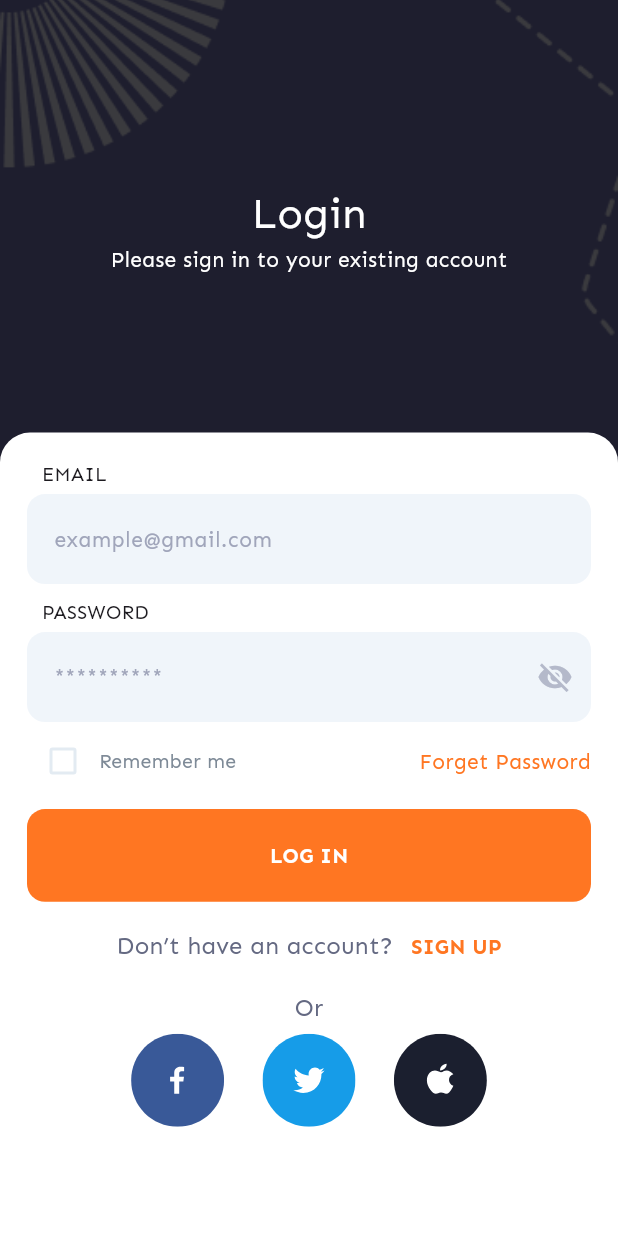
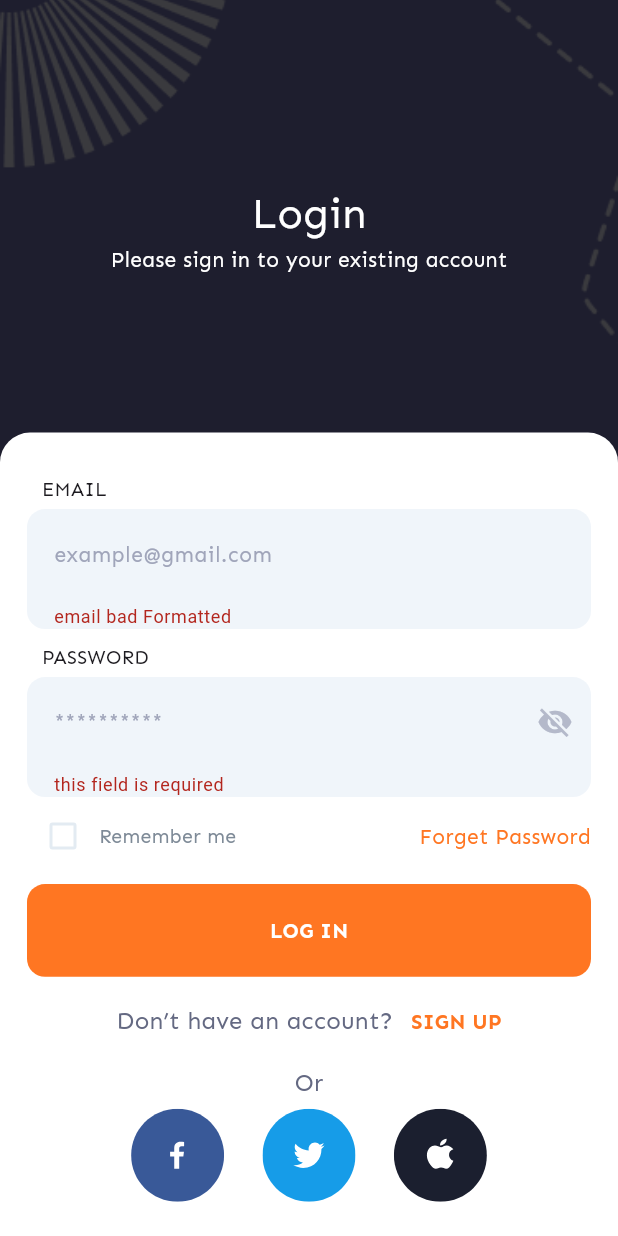
Before and after one commit to Abdelrahmanyehia9/shopizel, a Flutter app: the screen it shows after launch, after a tap on "LOG IN", on a phone screen of 412 x 824 dp. Run offline on Flutter 3.47's test engine with Material 3 defaults, Android fonts, the phone set to English and light mode, and no system bars; our stand-ins replace firebase_auth, firebase_core, flutter_bloc, flutter_svg, go_router, google_fonts and 1 more; missing offline and left inert: animated_snack_bar; accounts and stored records are empty.

Commit message:
Authentication logic

```diff
--- /dev/null
+++ b/lib/Features/Auth/controller/authentication_cubit.dart
@@ -0,0 +1,95 @@
+import 'package:firebase_auth/firebase_auth.dart';
+import 'package:flutter_bloc/flutter_bloc.dart';
+import 'package:shoppizel/Features/Auth/controller/authentication_state.dart';
+
+class LoginCubit extends Cubit<SignUpState>{
+  LoginCubit():super(SignUpInitial());
+
+  FirebaseAuth auth = FirebaseAuth.instance ;
+/// Signup using email  and password
+  Future<void> loginByEmailAndPassword(String email  , String password)async{
+    late String error  ;
+    emit(LoginLoading()) ;
+    try {
+      final credential = await FirebaseAuth.instance.signInWithEmailAndPassword(
+          email: email,
+          password: password
+      );
+      emit(LoginSuccess(credential: credential)) ;
+    } on FirebaseAuthException catch (e)
+    {
+
+      if (e.code == 'user-disabled') {
+        error = "Account has been blocked try another account" ;
+      }
+
+      else if (e.code == "invalid-credential") {
+        error = "wrong password , try again later" ;
+      }
+      else if (e.code == 'too-many-requests') {
+        error = "too many requests please try later " ;
+      }
+      else if (e.code == 'network-request-failed') {
+        error = "network error , check your connection" ;
+      }
+      else {
+        // Handle other errors
+        error = e.code.toString();
+      }
+    } catch (e) {
+      error = 'Unexpected Error: $e' ;
+    }
+    emit(LoginFailure(errorCode: error)) ;
+  }
+
+
+}
+
+
+
+
+
+
+class SignUpCubit extends Cubit<SignUpState>{
+  SignUpCubit():super(SignUpInitial());
+
+  FirebaseAuth auth = FirebaseAuth.instance ;
+  /// Signup using email  and password
+  Future<void> signUpByEmailAndPassword(String name, String email , String password)async{
+    late String error ;
+    emit(SignUpLoading()) ;
+    try{
+      final  credential = await auth.createUserWithEmailAndPassword(email: email, password: password);
+      emit(SignUpSuccess(credential: credential)) ;
+    }
+    on FirebaseAuthException catch (e) {
+
+      if (e.code == 'user-disabled') {
+        error = "Account has been blocked try another account" ;
+      }
+      else if (e.code == ("email-already-in-use")){
+        error = "Email Already in use , try another one"  ;
+      }
+      else if (e.code == 'user-not-found') {
+        error = "there are no user of $email" ;
+      }
+
+      else if (e.code == 'too-many-requests') {
+        error = "too many requests please try later " ;
+      }
+      else if (e.code == 'network-request-failed') {
+        error = "network error , check your connection" ;
+      }
+      else{
+        error = 'Unexpected Error : ${e.code}' ;
+        print (e.code) ;
+      }
+
+    }
+
+    emit(SignUpFailure(errorCode: error));
+
+  }
+
+
+}
--- /dev/null
+++ b/lib/Features/Auth/controller/authentication_state.dart
@@ -0,0 +1,40 @@
+import 'package:firebase_auth/firebase_auth.dart';
+
+abstract class LoginState {}
+
+class LoginSuccess extends SignUpState{
+final  UserCredential credential ;
+LoginSuccess({required this.credential}) ;
+
+}
+class LoginFailure extends SignUpState {
+
+  final String errorCode ;
+  LoginFailure({required this.errorCode}) ;
+}
+class LoginLoading extends SignUpState{
+
+}
+class LoginInitial extends SignUpState{}
+
+
+
+
+
+/// sign up States
+abstract class SignUpState {}
+
+class SignUpSuccess extends SignUpState{
+  final  UserCredential credential ;
+  SignUpSuccess({required this.credential}) ;
+
+}
+class SignUpFailure extends SignUpState {
+
+  final String errorCode ;
+  SignUpFailure({required this.errorCode}) ;
+}
+class SignUpLoading extends SignUpState{
+
+}
+class SignUpInitial extends SignUpState{}
--- /dev/null
+++ b/lib/Features/Auth/data/model/user_model.dart
@@ -0,0 +1,27 @@
+class UserModel {
+  final String username;
+  final String password;
+  final String uid;
+  final String email;
+
+  UserModel(
+      {required this.uid,
+      required this.username,
+      required this.password,
+      required this.email});
+
+  factory UserModel.fromJson(Map<String, dynamic> json) => UserModel(
+      uid: json["uid"],
+      username: json['username'],
+      password: json["password"],
+      email: json["email"]);
+
+  Map<String, dynamic> toJson() {
+    return {
+      "uid": uid,
+      "username": username,
+      "password": password,
+      "email": email,
+    };
+  }
+}
--- a/lib/Features/Auth/view/screens/forget_password_screen.dart
+++ b/lib/Features/Auth/view/screens/forget_password_screen.dart
@@ -39,7 +39,7 @@ class _ForgetPasswordScreenState extends State<ForgetPasswordScreen> {
                 crossAxisAlignment: CrossAxisAlignment.start,
                 children: [
                   const SizedBox(
-                    height: 16,
+                    height: 24,
                   ),
                   const FormfeildLabel(
                     label: "email",
--- a/lib/Features/Auth/view/screens/login_screen.dart
+++ b/lib/Features/Auth/view/screens/login_screen.dart
@@ -1,19 +1,25 @@
 import 'package:flutter/material.dart';
+import 'package:flutter_bloc/flutter_bloc.dart';
 import 'package:google_fonts/google_fonts.dart';
+import 'package:shoppizel/Features/Auth/controller/authentication_cubit.dart';
+import 'package:shoppizel/Features/Auth/controller/authentication_state.dart';
 import 'package:shoppizel/Features/Auth/view/screens/forget_password_screen.dart';
 import 'package:shoppizel/Features/Auth/view/screens/sigup_screen.dart';
 import 'package:shoppizel/Features/Auth/view/widgets/auth_textfeild.dart';
 import 'package:shoppizel/core/app_constants.dart';
 import 'package:shoppizel/core/screen_dimentions.dart';
+import 'package:shoppizel/core/utils/snackbars.dart';
+import 'package:shoppizel/core/utils/validation.dart';
 import '../../../../core/widgets/primary_button.dart';
 import '../widgets/auth_container.dart';
 import '../widgets/auth_form_container.dart';
 import '../widgets/formfeild_label.dart';
 import '../widgets/remember_me_checkBox.dart';
 import 'package:flutter_svg/flutter_svg.dart';
+import 'package:animated_snack_bar/animated_snack_bar.dart';
 
 class LoginScreen extends StatefulWidget {
-  LoginScreen({super.key});
+  const LoginScreen({super.key});
 
   @override
   State<LoginScreen> createState() => _LoginScreenState();
@@ -23,6 +29,7 @@ class _LoginScreenState extends State<LoginScreen> {
   final TextEditingController emailController = TextEditingController();
   bool rememberMeIsChecked = false;
   final TextEditingController passwordController = TextEditingController();
+  final GlobalKey<FormState> _globalKey = GlobalKey<FormState>();
 
   @override
   Widget build(BuildContext context) {
@@ -44,7 +51,7 @@ class _LoginScreenState extends State<LoginScreen> {
             child: SingleChildScrollView(
               child: Column(
                 children: [
-                  loginForm(),
+                  loginForm(key: _globalKey),
                   const SizedBox(
                     height: 2,
                   ),
@@ -52,18 +59,18 @@ class _LoginScreenState extends State<LoginScreen> {
                     mainAxisAlignment: MainAxisAlignment.spaceBetween,
                     children: [
                       RemeberMe(
-                        onChanged: (bool? value) {
-                          setState(() {
-                            rememberMeIsChecked = value ?? false;
-                          });
-                        },
+                        onChanged: (bool? value) {},
                         isChecked: rememberMeIsChecked,
                       ),
                       InkWell(
-                        onTap: (){
-                          Navigator.push(context, MaterialPageRoute(builder: (_)=>const ForgetPasswordScreen()) );
+                        onTap: () {
+                          Navigator.push(
+                              context,
+                              MaterialPageRoute(
+                                  builder: (_) =>
+                                      const ForgetPasswordScreen()));
                         },
-                        child: Text(
+                        child: const Text(
                           "Forget Password",
                           style: TextStyle(
                               fontFamily: AppConstants.fontFamily,
@@ -76,10 +83,34 @@ class _LoginScreenState extends State<LoginScreen> {
                   const SizedBox(
                     height: 8,
                   ),
-                  PrimaryButton(
+                  BlocConsumer<LoginCubit, SignUpState>(
+                      builder: (context, state) {
+                    if (state is LoginLoading) {
+                      return const CircularProgressIndicator();
+                    }
+                    return PrimaryButton(
                         label: "Log in",
-                    onTap: () {},
-                  ),
+                        onTap: () {
+                          if (_globalKey.currentState!.validate()) {
+                            context
+                                .read<LoginCubit>()
+                                .loginByEmailAndPassword(emailController.text,
+                                    passwordController.text);
+                          }
+                        });
+                  }, listener: (context, state) {
+                    if (state is LoginSuccess) {
+                     SnackBars.CustomSnackBar(context: context, desc: "good", tittle: "good", type: AnimatedSnackBarType.success) ;
+
+                    }
+                    else if (state is LoginFailure) {
+                      SnackBars.CustomSnackBar(
+                          context: context,
+                          tittle: "Login error",
+                          desc: state.errorCode,
+                          type: AnimatedSnackBarType.error);
+                    }
+                  }),
                   Padding(
                     padding: const EdgeInsets.symmetric(vertical: 18.0),
                     child: Row(
@@ -93,8 +124,12 @@ class _LoginScreenState extends State<LoginScreen> {
                         const SizedBox(
                           width: 12,
                         ),
-                        InkWell(onTap: (){
-                          Navigator.push(context, MaterialPageRoute(builder: (_)=>SignUpScreen())) ;
+                        InkWell(
+                          onTap: () {
+                            Navigator.push(
+                                context,
+                                MaterialPageRoute(
+                                    builder: (_) => SignUpScreen()));
                           },
                           child: Text(
                             "Sign up".toUpperCase(),
@@ -126,17 +161,24 @@ class _LoginScreenState extends State<LoginScreen> {
     );
   }
 
-  Widget loginForm() {
-    return Column(
+  Widget loginForm({required GlobalKey key}) {
+    return Form(
+      key: key,
+      child: Column(
         crossAxisAlignment: CrossAxisAlignment.start,
         children: [
           const SizedBox(
-          height: 14,
+            height: 24,
           ),
           const FormfeildLabel(
             label: "email",
           ),
           AuthTextfeild(
+            validator: (String? value) {
+              if (!Validation.emailValidation(value!)) {
+                return "email bad Formatted";
+              }
+            },
             controller: emailController,
             initialValue: "example@gmail.com",
           ),
@@ -152,6 +194,7 @@ class _LoginScreenState extends State<LoginScreen> {
             isPassword: true,
           )
         ],
+      ),
     );
   }
 
--- a/lib/Features/Auth/view/widgets/auth_textfeild.dart
+++ b/lib/Features/Auth/view/widgets/auth_textfeild.dart
@@ -7,10 +7,12 @@ class AuthTextfeild extends StatefulWidget {
       required this.controller,
       this.isPassword,
       required this.initialValue,
-      this.keyboardType});
+      this.keyboardType
+      ,this.validator
+      });
 
   final TextEditingController controller;
-
+  final FormFieldValidator<String>? validator;
   final bool? isPassword;
 
   final String initialValue;
@@ -21,33 +23,46 @@ class AuthTextfeild extends StatefulWidget {
 }
 
 class _AuthTextfeildState extends State<AuthTextfeild> {
-  bool obscuretext = true;
+  bool obscureText = true;
 
   @override
   Widget build(BuildContext context) {
     return Container(
-      decoration: const BoxDecoration(borderRadius: BorderRadius.all(Radius.circular(12)),
+      decoration: const BoxDecoration(
+          borderRadius: BorderRadius.all(Radius.circular(12)),
           color: Color(0xffF0F5FA)),
       child: TextFormField(
+          validator: widget.validator ?? (value) {
+            if (value!.isEmpty) {
+              return "this field is required";
+            }
+          },
           controller: widget.controller,
-          obscureText: widget.isPassword == true ? obscuretext : !obscuretext,
+          obscureText: widget.isPassword == true ? obscureText : !obscureText,
           decoration: InputDecoration(
               contentPadding: const EdgeInsets.all(18),
               border: InputBorder.none,
               hintStyle: GoogleFonts.sen(
-                color: const Color(0xffA0A5BA ) , fontSize: 14 ,
+                color: const Color(0xffA0A5BA),
+                fontSize: 14,
               ),
               hintText: widget.initialValue,
               suffixIcon: widget.isPassword == true
                   ? InkWell(
                       onTap: () {
                         setState(() {
-                          obscuretext = !obscuretext;
+                          obscureText = !obscureText;
                         });
                       },
-                      child: obscuretext == false
-                          ? const Icon(Icons.visibility , color: Color(0xffB4B9CA),)
-                          : const Icon(Icons.visibility_off , color: Color(0xffB4B9CA),))
+                      child: obscureText == false
+                          ? const Icon(
+                              Icons.visibility,
+                              color: Color(0xffB4B9CA),
+                            )
+                          : const Icon(
+                              Icons.visibility_off,
+                              color: Color(0xffB4B9CA),
+                            ))
                   : null)),
     );
   }
--- a/lib/core/app_constants.dart
+++ b/lib/core/app_constants.dart
@@ -2,10 +2,10 @@ import 'package:flutter/material.dart';
 
 class AppConstants{
 
-  static Color btnColor = const Color(0xffFF7622);
-  static Color backgroundOfLightTheme = const Color(0xff1E1E2E);
-   static String bgPatternAuthContainer = "assets/images/BG Asset.png";
-   static String fontFamily  = "Sen"  ;
+  static  const Color btnColor =  Color(0xffFF7622);
+  static const Color backgroundOfLightTheme =  Color(0xff1E1E2E);
+   static  const String bgPatternAuthContainer = "assets/images/BG Asset.png";
+   static  const String fontFamily  = "Sen"  ;
 
 
 
--- /dev/null
+++ b/lib/core/utils/app_router.dart
@@ -0,0 +1,22 @@
+import 'package:go_router/go_router.dart';
+import 'package:shoppizel/Features/Auth/view/screens/login_screen.dart';
+import 'package:shoppizel/Features/Auth/view/screens/sigup_screen.dart';
+
+
+
+ class AppRouter {
+  static const signUpScreen = '/signUpView';
+  static final router = GoRouter(
+    routes: [
+      GoRoute(
+        path: '/',
+        builder: (context, state) => const LoginScreen(),
+      ),
+      GoRoute(
+        path: signUpScreen,
+        builder: (context, state) =>  SignUpScreen(),
+      ),
+
+    ],
+  );
+}
--- /dev/null
+++ b/lib/core/utils/snackbars.dart
@@ -0,0 +1,27 @@
+import 'package:animated_snack_bar/animated_snack_bar.dart';
+import 'package:flutter/material.dart';
+
+class SnackBars {
+
+
+  static  void CustomSnackBar({required BuildContext context ,required String desc ,required String tittle ,required AnimatedSnackBarType type })=> AnimatedSnackBar.rectangle(
+    tittle,
+    desc,
+    brightness: Brightness.dark,
+    type: type,
+    duration: const Duration(seconds: 3),
+    mobilePositionSettings: const MobilePositionSettings(
+      topOnAppearance: 0,
+    ),
+    mobileSnackBarPosition: MobileSnackBarPosition.bottom,
+  ).show(context);
+
+
+
+
+
+
+
+
+
+}
--- /dev/null
+++ b/lib/core/utils/validation.dart
@@ -0,0 +1,21 @@
+class Validation {
+
+
+ static bool passwordValidation (String password){
+      const String pattern = r'^(?=.*[A-Za-z]).{8,}$';
+      final regExp = RegExp(pattern);
+      return regExp.hasMatch(password);
+  }
+
+
+static bool emailValidation (String email){
+   const String pattern  =  r'^[a-zA-Z0-9._%+-]+@[a-zA-Z0-9.-]+\.[a-zA-Z]{2,}$';
+   final reqExp = RegExp(pattern) ;
+   return reqExp.hasMatch(email) ;
+}
+
+
+
+
+
+}
--- a/lib/main.dart
+++ b/lib/main.dart
@@ -1,25 +1,39 @@
 import 'package:flutter/material.dart';
+import 'package:flutter_bloc/flutter_bloc.dart';
+import 'package:shoppizel/Features/Auth/controller/authentication_cubit.dart';
 import 'package:shoppizel/Features/Auth/view/screens/login_screen.dart';
-import 'package:shoppizel/Features/Auth/view/screens/sigup_screen.dart';
+import 'package:firebase_core/firebase_core.dart';
+import 'package:shoppizel/core/utils/app_router.dart';
+import 'firebase_options.dart';
 
-void main(){
+void main() async{
 
+  WidgetsFlutterBinding.ensureInitialized();
+  await Firebase.initializeApp(
+    options: DefaultFirebaseOptions.currentPlatform,
+  );
 
-
-  runApp(const Shoppizel()) ;
+  runApp(const Tship()) ;
 
 
 }
 
 
-class Shoppizel extends StatelessWidget {
-  const Shoppizel({super.key});
+class Tship extends StatelessWidget {
+  const Tship({super.key});
 
   @override
   Widget build(BuildContext context) {
-    return  MaterialApp(
-      debugShowCheckedModeBanner: false,
-      home: LoginScreen(),
+    return  MultiBlocProvider(
+      providers: [
+        BlocProvider(create: (context)=> LoginCubit()) ,
+        BlocProvider(create: (context)=> SignUpCubit())
+
+      ],
+      child: MaterialApp.router(
+        routerConfig: AppRouter.router,
+        debugShowCheckedModeBanner: false,
+      ),
     );
   }
 }
--- a/pubspec.yaml
+++ b/pubspec.yaml
@@ -38,6 +38,12 @@ dependencies:
   google_fonts: ^6.2.1
   flutter_svg: ^2.0.10+1
   pin_code_fields: ^8.0.1
+  firebase_core: ^3.0.0
+  firebase_auth: ^5.0.0
+  flutter_bloc: ^8.1.5
+  flutter_progress_hud: ^2.0.2
+  go_router: ^8.0.5
+  animated_snack_bar: ^0.4.0
 
 dev_dependencies:
   flutter_test:
```
Also changed, not shown: lib/Features/Auth/data/social_media_auth.dart (added, +10 -0 lines), lib/Features/Auth/view/screens/confirm_otp.dart (+5 -2 lines), lib/Features/Auth/view/screens/sigup_screen.dart (+75 -13 lines), firebase.json (added), lib/firebase_options.dart (added), pubspec.lock, 6 other files. Lines whose indentation alone changed are shown as unchanged.
